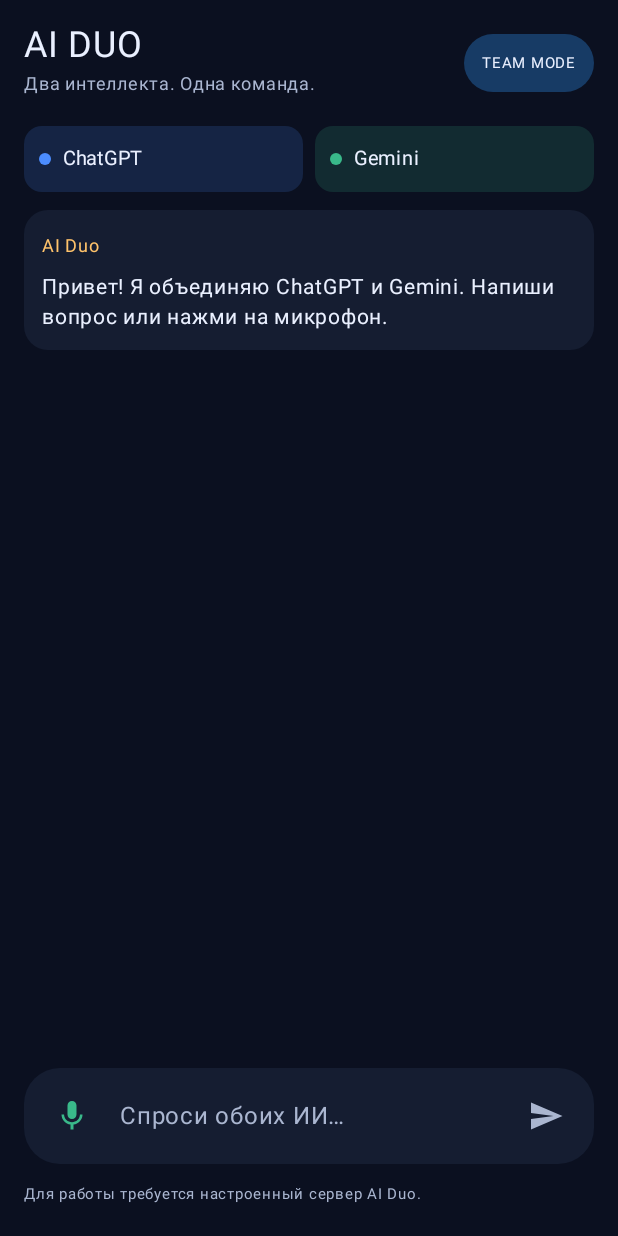
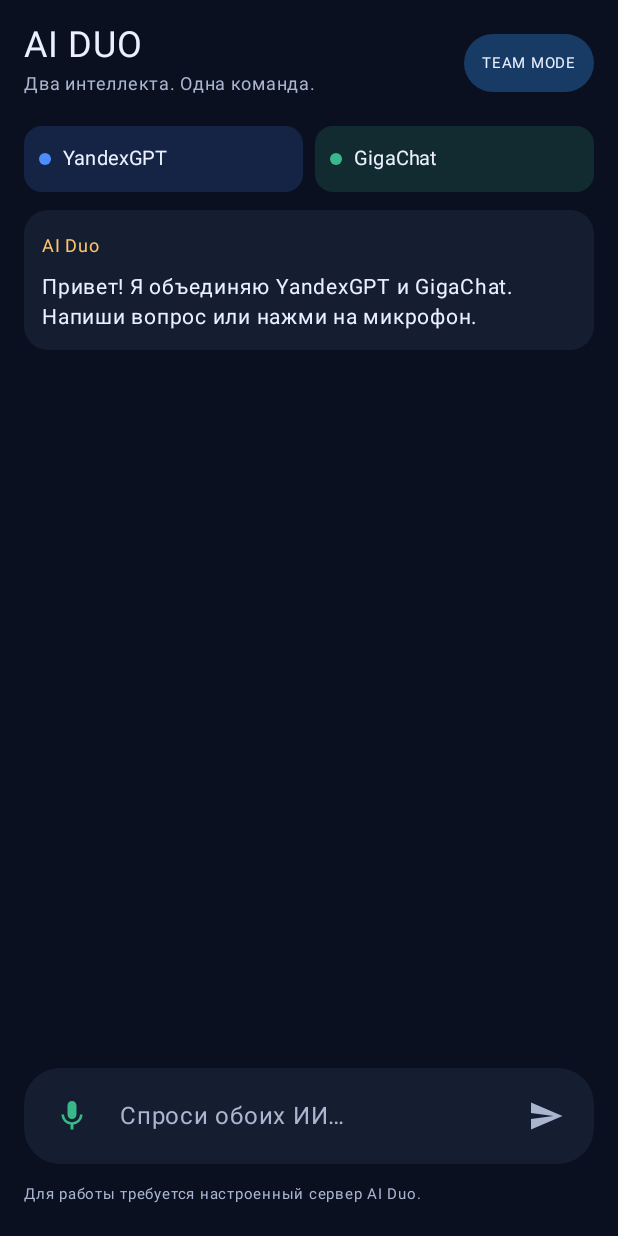
Before and after one commit to vastakalexey-stack/Chat, an Android app built with Jetpack Compose: the screen it shows after launch (MainActivity), on a phone screen of 412 x 824 dp. Run offline under Robolectric (Android 15) with nearby library versions, the phone set to English and light mode, and no system bars.

Commit message:
Update Android UI for YandexGPT and GigaChat

```diff
--- a/android/app/src/main/java/com/aiduo/app/MainActivity.kt
+++ b/android/app/src/main/java/com/aiduo/app/MainActivity.kt
@@ -73,7 +73,7 @@ fun AiDuoScreen(onSpeak: (String) -> Unit) {
     var busy by remember { mutableStateOf(false) }
     var error by remember { mutableStateOf<String?>(null) }
     val lines = remember {
-        mutableStateListOf(ChatLine("AI Duo", "Привет! Я объединяю ChatGPT и Gemini. Напиши вопрос или нажми на микрофон."))
+        mutableStateListOf(ChatLine("AI Duo", "Привет! Я объединяю YandexGPT и GigaChat. Напиши вопрос или нажми на микрофон."))
     }
 
     val speechLauncher = rememberLauncherForActivityResult(
@@ -99,8 +99,8 @@ fun AiDuoScreen(onSpeak: (String) -> Unit) {
             }
             Spacer(Modifier.height(16.dp))
             Row(horizontalArrangement = Arrangement.spacedBy(8.dp)) {
-                AiChip("ChatGPT", Blue, Modifier.weight(1f))
-                AiChip("Gemini", Green, Modifier.weight(1f))
+                AiChip("YandexGPT", Blue, Modifier.weight(1f))
+                AiChip("GigaChat", Green, Modifier.weight(1f))
             }
             Spacer(Modifier.height(12.dp))
             LazyColumn(
@@ -108,7 +108,7 @@ fun AiDuoScreen(onSpeak: (String) -> Unit) {
                 verticalArrangement = Arrangement.spacedBy(10.dp)
             ) {
                 items(lines) { line -> MessageCard(line) }
-                if (busy) item { Text("ChatGPT и Gemini обсуждают вопрос…", color = Muted, fontSize = 13.sp) }
+                if (busy) item { Text("YandexGPT и GigaChat обсуждают вопрос…", color = Muted, fontSize = 13.sp) }
             }
             error?.let { Text(it, color = Color(0xFFFF8A8A), fontSize = 12.sp) }
             Surface(color = Panel, shape = RoundedCornerShape(24.dp)) {
@@ -161,8 +161,8 @@ fun AiDuoScreen(onSpeak: (String) -> Unit) {
                                         JSONObject(raw)
                                     }
                                 }
-                                lines.add(ChatLine("ChatGPT", result.optString("chatgpt")))
-                                lines.add(ChatLine("Gemini", result.optString("gemini")))
+                                lines.add(ChatLine("YandexGPT", result.optString("yandexgpt")))
+                                lines.add(ChatLine("GigaChat", result.optString("gigachat")))
                                 val joint = result.optString("joint")
                                 lines.add(ChatLine("Общий вывод", joint))
                                 onSpeak(joint)
@@ -196,8 +196,8 @@ fun AiChip(name: String, color: Color, modifier: Modifier = Modifier) {
 @Composable
 fun MessageCard(line: ChatLine) {
     val accent = when (line.who) {
-        "ChatGPT" -> Blue
-        "Gemini" -> Green
+        "YandexGPT" -> Blue
+        "GigaChat" -> Green
         "Ты" -> Color(0xFFB7A1FF)
         else -> Color(0xFFFFC36B)
     }
```
